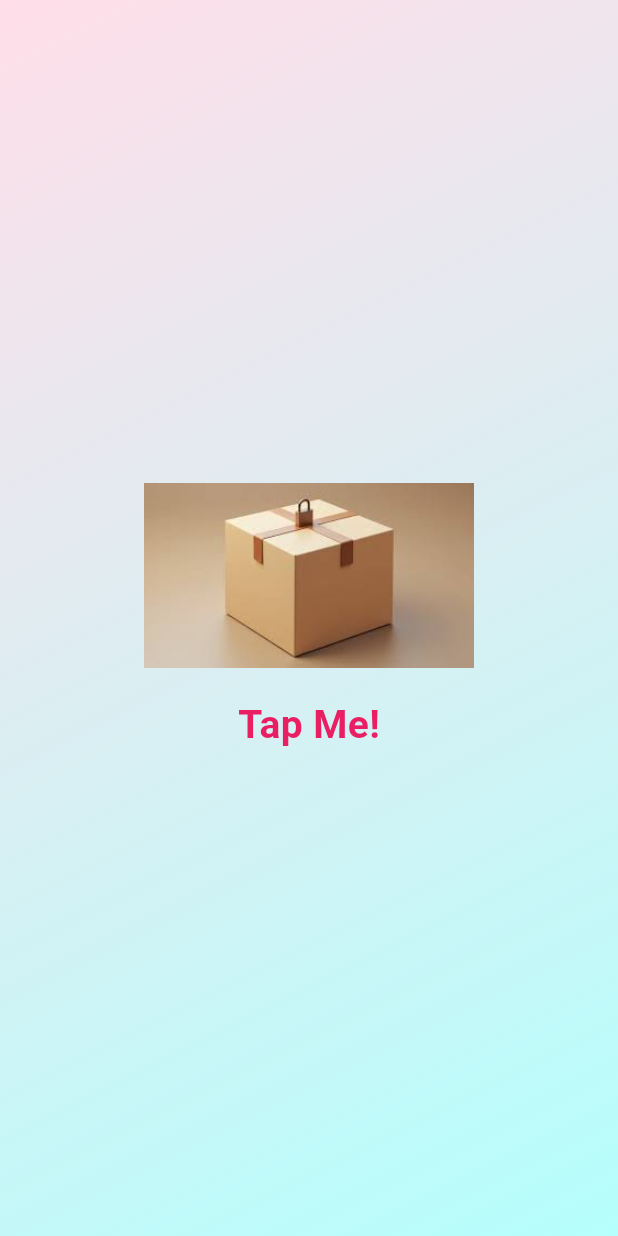
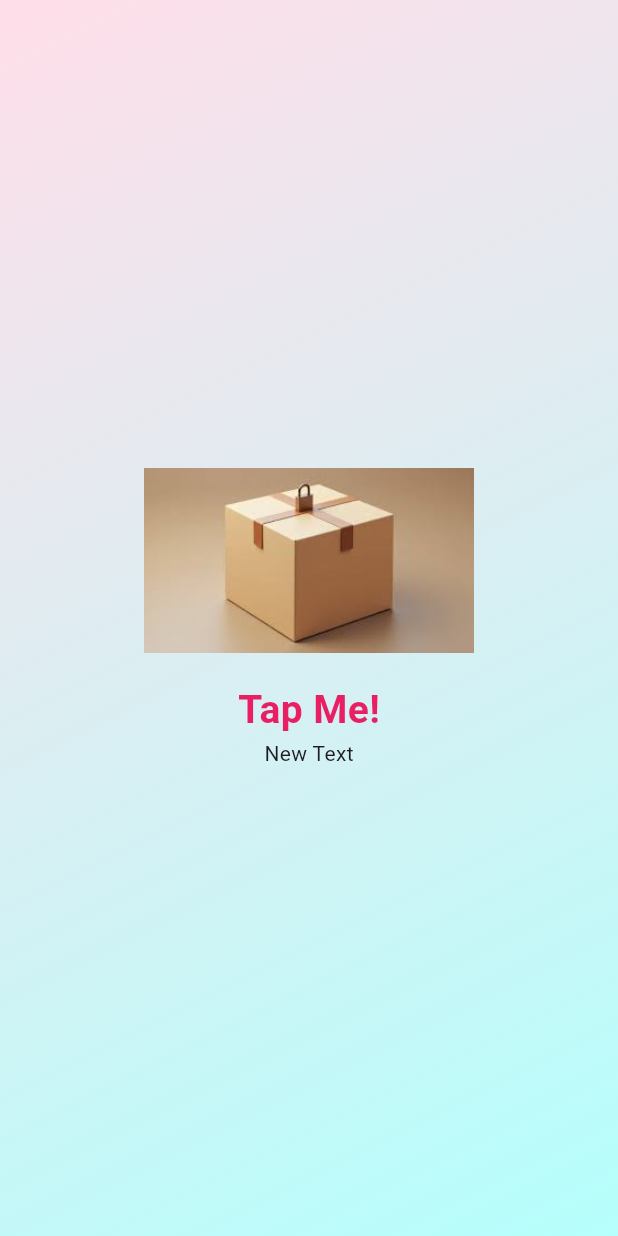
Before and after one commit to Kingsum007/flutter_surprise_app, a Flutter app: the screen it shows after launch, on a phone screen of 412 x 824 dp. Run offline on Flutter 3.47's test engine with Material 3 defaults, Android fonts, the phone set to English and light mode, and no system bars; our stand-ins replace audioplayers, confetti.

Commit message:
New Text added

```diff
--- a/lib/main.dart
+++ b/lib/main.dart
@@ -114,6 +114,7 @@ class _CuteSurprisePageState extends State<CuteSurprisePage>
                 color: Colors.pink,
               ),
             ),
+            Text("New Text"),
           ],
         ),
       ),
```
